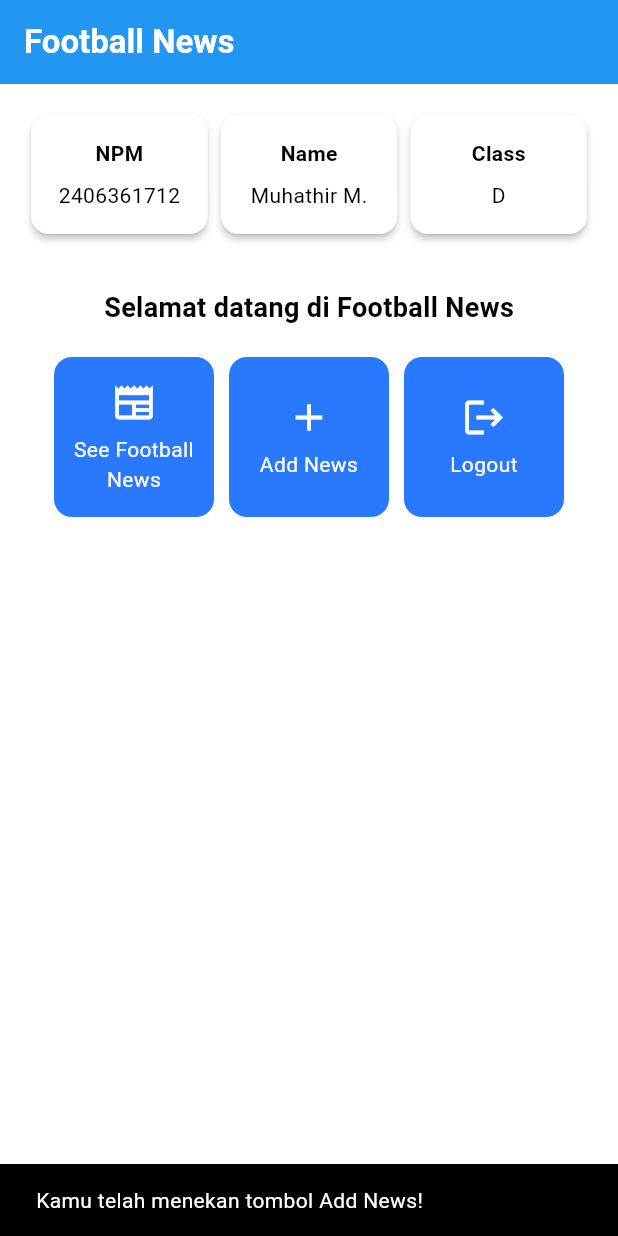
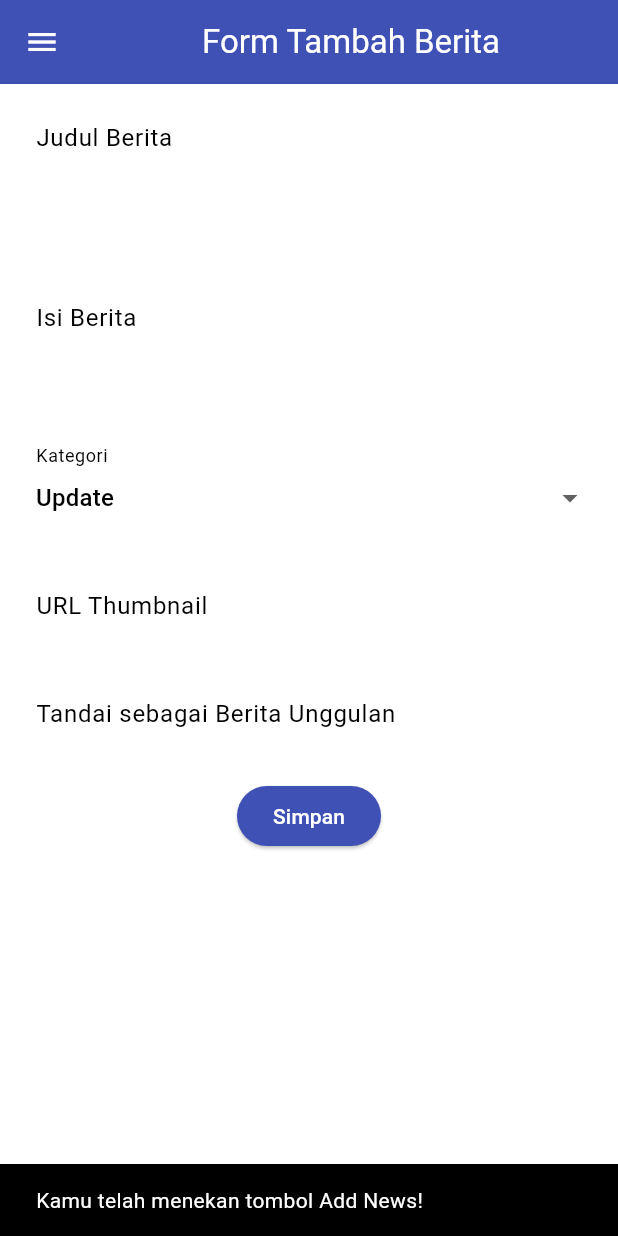
Before and after one commit to rdnsaurus/football-news-mobile, a Flutter app: the screen it shows after launch, after a tap on "Add News", on a phone screen of 412 x 824 dp. Run offline on Flutter 3.47's test engine with Material 3 defaults, Android fonts, the phone set to English and light mode, and no system bars.

Commit message:
Finalizr Tutorial 7: Routing And Form

```diff
--- a/lib/main.dart
+++ b/lib/main.dart
@@ -1,5 +1,5 @@
 import 'package:flutter/material.dart';
-import 'package:football_news/menu.dart';
+import 'package:football_news/screens/menu.dart';
 
 void main() {
   runApp(const MyApp());
--- a/lib/menu.dart
+++ b/lib/screens/menu.dart
@@ -1,4 +1,6 @@
 import 'package:flutter/material.dart';
+import 'package:football_news/widgets/left_drawer.dart';
+import 'package:football_news/widgets/news_card.dart';
 
 class MyHomePage extends StatelessWidget {
     MyHomePage({super.key});
@@ -30,6 +32,7 @@ class MyHomePage extends StatelessWidget {
         // Warna latar belakang AppBar diambil dari skema warna tema aplikasi.
         backgroundColor: Theme.of(context).colorScheme.primary,
       ),
+      drawer: LeftDrawer(),
       // Body halaman dengan padding di sekelilingnya.
       body: Padding(
         padding: const EdgeInsets.all(16.0),
@@ -93,7 +96,6 @@ class MyHomePage extends StatelessWidget {
   }
 }
 
-
 class InfoCard extends StatelessWidget {
   // Kartu informasi yang menampilkan title dan content.
 
@@ -133,57 +135,3 @@ class ItemHomepage {
 
  ItemHomepage(this.name, this.icon);
 }
-
-class ItemCard extends StatelessWidget {
-  // Menampilkan kartu dengan ikon dan nama.
-
-  final ItemHomepage item;
-
-  const ItemCard(this.item, {super.key});
-
-  @override
-  Widget build(BuildContext context) {
-    return Material(
-      // Menentukan warna latar belakang dari tema aplikasi.
-      color: Theme.of(context).colorScheme.secondary,
-      // Membuat sudut kartu melengkung.
-      borderRadius: BorderRadius.circular(12),
-
-      child: InkWell(
-        // Aksi ketika kartu ditekan.
-        onTap: () {
-          // Menampilkan pesan SnackBar saat kartu ditekan.
-          ScaffoldMessenger.of(context)
-            ..hideCurrentSnackBar()
-            ..showSnackBar(
-              SnackBar(content: Text("Kamu telah menekan tombol ${item.name}!"))
-            );
-        },
-        // Container untuk menyimpan Icon dan Text
-        child: Container(
-          padding: const EdgeInsets.all(8),
-          child: Center(
-            child: Column(
-              // Menyusun ikon dan teks di tengah kartu.
-              mainAxisAlignment: MainAxisAlignment.center,
-              children: [
-                Icon(
-                  item.icon,
-                  color: Colors.white,
-                  size: 30.0,
-                ),
-                const Padding(padding: EdgeInsets.all(3)),
-                Text(
-                  item.name,
-                  textAlign: TextAlign.center,
-                  style: const TextStyle(color: Colors.white),
-                ),
-              ],
-            ),
-          ),
-        ),
-      ),
-    );
-  }
-
-}
--- /dev/null
+++ b/lib/screens/newslist_form.dart
@@ -0,0 +1,215 @@
+import 'package:flutter/material.dart';
+import 'package:football_news/widgets/left_drawer.dart';
+
+
+class NewsFormPage extends StatefulWidget {
+    const NewsFormPage({super.key});
+
+    @override
+    State<NewsFormPage> createState() => _NewsFormPageState();
+}
+
+class _NewsFormPageState extends State<NewsFormPage> {
+    final _formKey = GlobalKey<FormState>();
+    String _title = "";
+    String _content = "";
+    String _category = "update"; // default
+    String _thumbnail = "";
+    bool _isFeatured = false; // default
+
+    final List<String> _categories = [
+      'transfer',
+      'update',
+      'exclusive',
+      'match',
+      'rumor',
+      'analysis',
+    ];
+
+    @override
+    Widget build(BuildContext context) {
+        return Scaffold(
+          appBar: AppBar(
+            title: const Center(
+              child: Text(
+                'Form Tambah Berita',
+              ),
+            ),
+            backgroundColor: Colors.indigo,
+            foregroundColor: Colors.white,
+          ),
+          drawer: LeftDrawer(),
+          body: Form(
+            key: _formKey,
+            child: SingleChildScrollView(
+              child: Column(
+                crossAxisAlignment: CrossAxisAlignment.start,
+                children:[
+                  // === Title ===
+                  Padding(
+                    padding: const EdgeInsets.all(8.0),
+                    child: TextFormField(
+                      decoration: InputDecoration(
+                        hintText: "Judul Berita",
+                        labelText: "Judul Berita",
+                        border: OutlineInputBorder(
+                          borderRadius: BorderRadius.circular(5.0),
+                        ),
+                      ),
+                      onChanged: (String? value) {
+                        setState(() {
+                          _title = value!;
+                        });
+                      },
+                      validator: (String? value) {
+                        if (value == null || value.isEmpty) {
+                          return "Judul tidak boleh kosong!";
+                        }
+                        return null;
+                      },
+                    ),
+                  ),
+                  // === Content ===
+                  Padding(
+                    padding: const EdgeInsets.all(8.0),
+                    child: TextFormField(
+                      maxLines: 5,
+                      decoration: InputDecoration(
+                        hintText: "Isi Berita",
+                        labelText: "Isi Berita",
+                        border: OutlineInputBorder(
+                          borderRadius: BorderRadius.circular(5.0),
+                        ),
+                      ),
+                      onChanged: (String? value) {
+                        setState(() {
+                          _content = value!;
+                        });
+                      },
+                      validator: (String? value) {
+                        if (value == null || value.isEmpty) {
+                          return "Isi berita tidak boleh kosong!";
+                        }
+                        return null;
+                      },
+                    ),
+                  ),
+
+                  // === Category ===
+                  Padding(
+                    padding: const EdgeInsets.all(8.0),
+                    child: DropdownButtonFormField<String>(
+                      decoration: InputDecoration(
+                        labelText: "Kategori",
+                        border: OutlineInputBorder(
+                          borderRadius: BorderRadius.circular(5.0),
+                        ),
+                      ),
+                      value: _category,
+                      items: _categories
+                          .map((cat) => DropdownMenuItem(
+                                value: cat,
+                                child: Text(
+                                    cat[0].toUpperCase() + cat.substring(1)),
+                              ))
+                          .toList(),
+                      onChanged: (String? newValue) {
+                        setState(() {
+                          _category = newValue!;
+                        });
+                      },
+                    ),
+                  ),
+
+                  // === Thumbnail URL ===
+                  Padding(
+                    padding: const EdgeInsets.all(8.0),
+                    child: TextFormField(
+                      decoration: InputDecoration(
+                        hintText: "URL Thumbnail (opsional)",
+                        labelText: "URL Thumbnail",
+                        border: OutlineInputBorder(
+                          borderRadius: BorderRadius.circular(5.0),
+                        ),
+                      ),
+                      onChanged: (String? value) {
+                        setState(() {
+                          _thumbnail = value!;
+                        });
+                      },
+                    ),
+                  ),
+
+                  // === Is Featured ===
+                  Padding(
+                    padding: const EdgeInsets.all(8.0),
+                    child: SwitchListTile(
+                      title: const Text("Tandai sebagai Berita Unggulan"),
+                      value: _isFeatured,
+                      onChanged: (bool value) {
+                        setState(() {
+                          _isFeatured = value;
+                        });
+                      },
+                    ),
+                  ),
+
+                  // === Tombol Simpan ===
+                  Align(
+                    alignment: Alignment.bottomCenter,
+                    child: Padding(
+                      padding: const EdgeInsets.all(8.0),
+                      child: ElevatedButton(
+                        style: ButtonStyle(
+                          backgroundColor:
+                              MaterialStateProperty.all(Colors.indigo),
+                        ),
+                        onPressed: () {
+                          if (_formKey.currentState!.validate()) {
+                            showDialog(
+                              context: context,
+                              builder: (context) {
+                                return AlertDialog(
+                                  title: const Text('Berita berhasil disimpan!'),
+                                  content: SingleChildScrollView(
+                                    child: Column(
+                                      crossAxisAlignment:
+                                          CrossAxisAlignment.start,
+                                      children: [
+                                        Text('Judul: $_title'),
+                                        Text('Isi: $_content'),
+                                        Text('Kategori: $_category'),
+                                        Text('Thumbnail: $_thumbnail'),
+                                        Text(
+                                            'Unggulan: ${_isFeatured ? "Ya" : "Tidak"}'),
+                                      ],
+                                    ),
+                                  ),
+                                  actions: [
+                                    TextButton(
+                                      child: const Text('OK'),
+                                      onPressed: () {
+                                        Navigator.pop(context);
+                                      },
+                                    ),
+                                  ],
+                                );
+                              },
+                            );
+                            _formKey.currentState!.reset();
+                          }
+                        },
+                        child: const Text(
+                          "Simpan",
+                          style: TextStyle(color: Colors.white),
+                        ),
+                      ),
+                    ),
+                  ),
+                ]
+              ),
+            ),
+          ),
+        );
+    }
+}
--- /dev/null
+++ b/lib/widgets/left_drawer.dart
@@ -0,0 +1,71 @@
+import 'package:flutter/material.dart';
+import 'package:football_news/screens/menu.dart';
+import 'package:football_news/screens/newslist_form.dart';
+
+class LeftDrawer extends StatelessWidget {
+  const LeftDrawer({super.key});
+
+  @override
+  Widget build(BuildContext context) {
+    return Drawer(
+      child: ListView(
+        children: [
+          const DrawerHeader(
+              decoration: BoxDecoration(
+              color: Colors.blue,
+            ),
+            child: Column(
+              children: [
+                Text(
+                  'Football News',
+                  textAlign: TextAlign.center,
+                  style: TextStyle(
+                    fontSize: 30,
+                    fontWeight: FontWeight.bold,
+                    color: Colors.white,
+                  ),
+                ),
+                Padding(padding: EdgeInsets.all(10)),
+                Text(
+                  "Seluruh berita sepak bola terkini di sini!",
+                  // TODO: Tambahkan gaya teks dengan center alignment, font ukuran 15, warna putih, dan weight biasa
+                    textAlign: TextAlign.center,
+                    style: TextStyle(
+                    fontSize: 15,
+                    fontWeight: FontWeight.normal,
+                    color: Colors.white,
+                  ),
+                ),
+              ],
+            ),
+          ),
+          // TODO: Bagian routing
+          ListTile(
+            leading: const Icon(Icons.home_outlined),
+            title: const Text('Home'),
+            // Bagian redirection ke MyHomePage
+            onTap: () {
+              Navigator.pushReplacement(
+                  context,
+                  MaterialPageRoute(
+                    builder: (context) => MyHomePage(),
+                  ));
+            },
+          ),
+          ListTile(
+              leading: const Icon(Icons.post_add),
+              title: const Text('Add News'),
+              // Bagian redirection ke NewsFormPage
+              onTap: () {
+                Navigator.pushReplacement(
+                  context,
+                  MaterialPageRoute(
+                    builder: (context) => NewsFormPage(),
+                  ));
+              },
+          )
+        ],
+      ),
+    );
+  }
+}
--- /dev/null
+++ b/lib/widgets/news_card.dart
@@ -0,0 +1,61 @@
+import 'package:flutter/material.dart';
+import 'package:football_news/screens/menu.dart';
+import 'package:football_news/screens/newslist_form.dart';
+
+class ItemCard extends StatelessWidget {
+  // Menampilkan kartu dengan ikon dan nama.
+
+  final ItemHomepage item;
+
+  const ItemCard(this.item, {super.key});
+
+  @override
+  Widget build(BuildContext context) {
+    return Material(
+      // Menentukan warna latar belakang dari tema aplikasi.
+      color: Theme.of(context).colorScheme.secondary,
+      // Membuat sudut kartu melengkung.
+      borderRadius: BorderRadius.circular(12),
+
+      child: InkWell(
+        // Aksi ketika kartu ditekan.
+        onTap: () {
+          // Menampilkan pesan SnackBar saat kartu ditekan.
+          ScaffoldMessenger.of(context)
+            ..hideCurrentSnackBar()
+            ..showSnackBar(
+              SnackBar(content: Text("Kamu telah menekan tombol ${item.name}!"))
+            );
+
+            if (item.name == "Add News") {
+              Navigator.push(context, MaterialPageRoute(builder: (context) => const NewsFormPage()));
+            }
+        },
+        // Container untuk menyimpan Icon dan Text
+        child: Container(
+          padding: const EdgeInsets.all(8),
+          child: Center(
+            child: Column(
+              // Menyusun ikon dan teks di tengah kartu.
+              mainAxisAlignment: MainAxisAlignment.center,
+              children: [
+                Icon(
+                  item.icon,
+                  color: Colors.white,
+                  size: 30.0,
+                ),
+                const Padding(padding: EdgeInsets.all(3)),
+                Text(
+                  item.name,
+                  textAlign: TextAlign.center,
+                  style: const TextStyle(color: Colors.white),
+                ),
+              ],
+            ),
+          ),
+        ),
+      ),
+    );
+  }
+
+}
```
